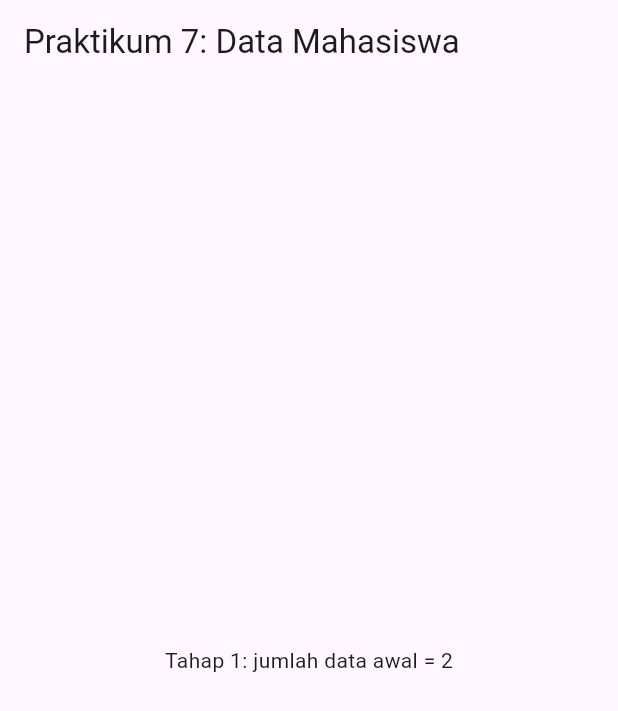
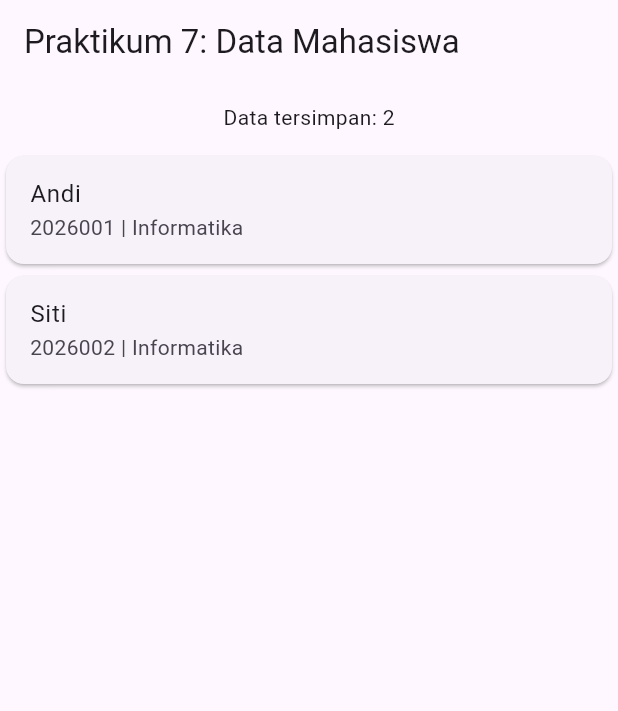
Before and after one commit to andrea240706/praktikum7_bertahap., a Flutter app: the screen it shows after launch, on a phone screen of 412 x 824 dp. Shown: the top 711 px of the screen. Run offline on Flutter 3.47's test engine with Material 3 defaults, Android fonts, the phone set to English and light mode, and no system bars.

Commit message:
menampilkan data

```diff
--- a/lib/main.dart
+++ b/lib/main.dart
@@ -27,9 +27,34 @@ Widget build(BuildContext context) {
     appBar: AppBar(title: const Text('Praktikum 7: Data Mahasiswa')),
     body:
 
-Center(child: Text(
-  'Tahap 1: jumlah data awal = ${mahasiswa.length}',
-)),
+Column(children: [
+
+Padding(
+  padding: const EdgeInsets.all(12),
+  child: Text('Data tersimpan: ${mahasiswa.length}'),
+),
+Expanded(
+  child: ListView.builder(
+    itemCount:
+
+mahasiswa.length,
+
+itemBuilder: (context, index) {
+  final item =
+
+mahasiswa[index];
+
+return Card(
+  child: ListTile(
+    title: Text(item['nama']!),
+    subtitle: Text('${item['nim']} | ${item['prodi']}'),
+
+          ),
+        );
+      },
+    ),
+  ),
+]),
 
     );
   }
```
